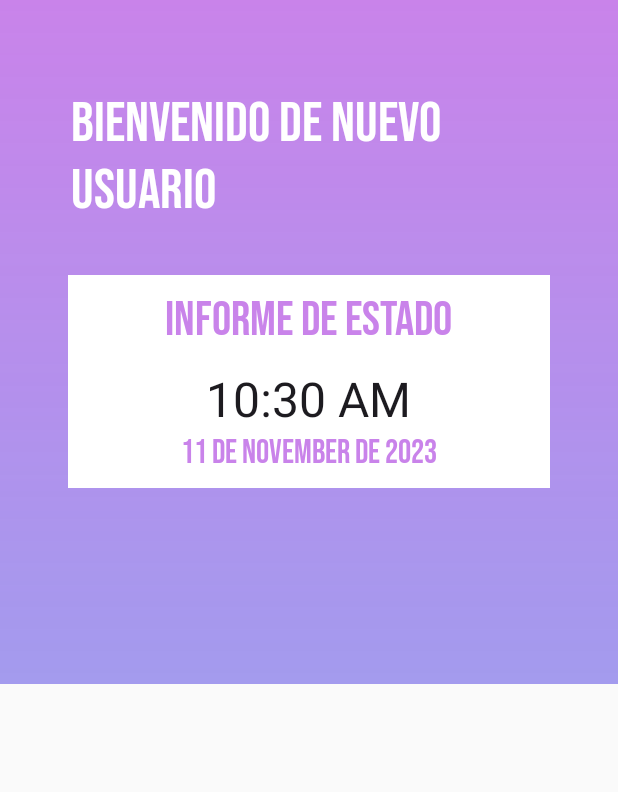
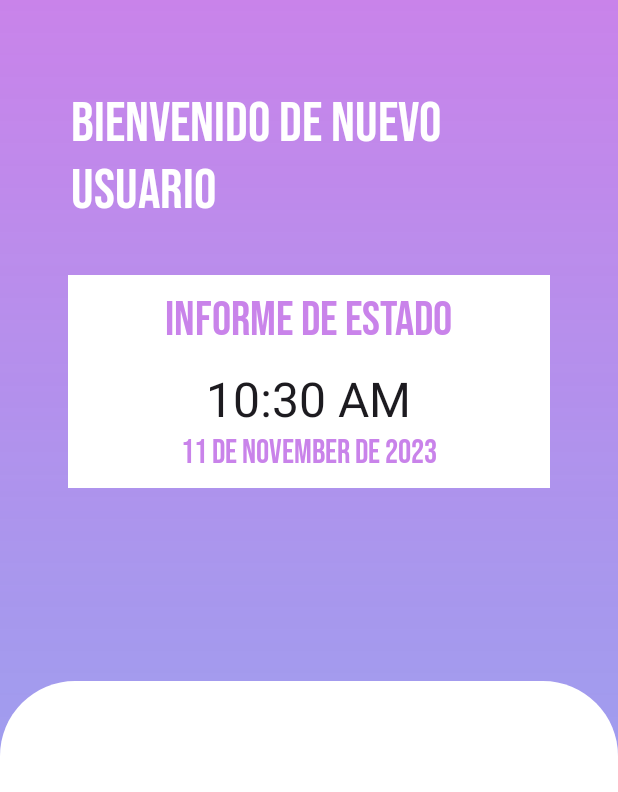
Before and after one commit to Big-Lolo/AIDA, an Android app: the fragment Home shown on its own in the app's theme, on a phone screen of 412 x 824 dp. Shown: the top 792 px of the screen. Run offline under Robolectric (Android 15) with nearby library versions, the phone set to English and light mode, and no system bars.

Commit message:
New Elements
+ Eliminado el word active. Es complicado y largo para hacerlo ahora. Se dejará para cuando la app este operativa, para añadir como una uptade

+ Añadido al home un scrollable para añadir los elementos

? Falta añadir al fragment del home que si el scroll esta en la parte superior, que el gradient sea blanco

```diff
--- a/app/build.gradle
+++ b/app/build.gradle
@@ -1,3 +1,4 @@
+
 plugins {
     id "com.android.application"
     id "com.chaquo.python"
@@ -94,6 +95,8 @@ dependencies {
     implementation "org.apache.commons:commons-lang3:3.12.0"
     implementation 'org.apache.opennlp:opennlp-tools:1.9.3'
     implementation 'edu.stanford.nlp:stanford-corenlp:4.5.4'
+    implementation 'ai.picovoice:porcupine-android:3.0.0' // replace with latest version
+    implementation 'ai.picovoice:picovoice-android:3.0.0'
 
     //implementation 'edu.stanford.nlp:stanford-corenlp:4.4.0'
 
--- a/app/src/main/AndroidManifest.xml
+++ b/app/src/main/AndroidManifest.xml
@@ -1,9 +1,12 @@
 <?xml version="1.0" encoding="utf-8"?>
 <manifest xmlns:android="http://schemas.android.com/apk/res/android"
     xmlns:tools="http://schemas.android.com/tools">
+    <uses-permission android:name="android.permission.INTERNET" />
     <uses-permission android:name="android.permission.RECORD_AUDIO" />
     <uses-permission android:name="android.permission.FOREGROUND_SERVICE"/>
     <uses-permission android:name="android.permission.POST_NOTIFICATIONS"/>
+
+
 
     <application
         android:allowBackup="true"
--- a/app/src/main/java/com/example/aida/chat.kt
+++ b/app/src/main/java/com/example/aida/chat.kt
@@ -33,6 +33,7 @@ import org.tensorflow.lite.Interpreter
 import org.tensorflow.lite.support.common.FileUtil
 import java.util.Calendar
 import java.util.Date
+
 
 typealias SpeechRecognitionCallback = (String) -> Unit
 
@@ -91,6 +92,8 @@ class chat : Fragment(), OnInitListener  {
                 //recyclerView.smoothScrollToPosition(messagechat.size - 1)
             }
         }
+
+
     }
 
     override fun onCreateView(
--- /dev/null
+++ b/app/src/main/res/drawable/homeslip.xml
@@ -0,0 +1,6 @@
+<?xml version="1.0" encoding="utf-8"?>
+<shape xmlns:android="http://schemas.android.com/apk/res/android">
+    <solid android:color="#FFFFFF" /> <!-- Color de fondo blanco -->
+    <corners android:topLeftRadius="50dp"
+    android:topRightRadius="50dp" />
+</shape>
--- a/app/src/main/res/layout/fragment_home.xml
+++ b/app/src/main/res/layout/fragment_home.xml
@@ -9,12 +9,10 @@
 
     <androidx.constraintlayout.widget.ConstraintLayout
         android:layout_width="match_parent"
-        android:layout_height="wrap_content"
+        android:layout_height="match_parent"
         android:background="@drawable/gradient"
-        tools:context=".Home">
-
-        <!-- TODO: Update blank fragment layout -->
-
+        tools:context=".Home"
+        android:id="@+id/phatherContainerB">
 
         <TextView
             android:id="@+id/Bienvenida"
@@ -48,17 +46,12 @@
             app:layout_constraintTop_toTopOf="parent"
             app:layout_constraintVertical_bias="0.033" />
 
-
-        <!-- Auto layout, variables, and unit scale are not yet supported -->
-
-
         <TextView
             android:id="@+id/Fecha_Completa"
             android:layout_width="wrap_content"
             android:layout_height="wrap_content"
             android:fontFamily="@font/bebas_neue"
             android:text="14 de Noviembre de 2023"
-
             android:textColor="@color/colorPrimary"
             android:textSize="22dp"
             app:layout_constraintBottom_toBottomOf="@+id/view"
@@ -82,20 +75,6 @@
             app:layout_constraintTop_toTopOf="@+id/view"
             app:layout_constraintVertical_bias="0.106" />
 
-
-        <View
-            android:id="@+id/nd_half_bg"
-            android:layout_width="match_parent"
-            android:layout_height="368dp"
-
-            android:background="#FAFAFA"
-            app:layout_constraintBottom_toBottomOf="parent"
-            app:layout_constraintEnd_toEndOf="parent"
-            app:layout_constraintHorizontal_bias="0.0"
-            app:layout_constraintStart_toStartOf="parent"
-            app:layout_constraintTop_toTopOf="parent"
-            app:layout_constraintVertical_bias="1.0" />
-
         <TextClock
             android:id="@+id/textClock2"
             android:layout_width="wrap_content"
@@ -109,6 +88,39 @@
             app:layout_constraintTop_toTopOf="@+id/view"
             app:layout_constraintVertical_bias="0.616" />
 
+        <androidx.core.widget.NestedScrollView
+            android:layout_width="match_parent"
+            android:layout_height="730dp"
+            android:layout_weight="0.4"
+            app:layout_constraintBottom_toBottomOf="@+id/phatherContainerB"
+            android:fillViewport="true"
+            app:layout_constraintStart_toStartOf="parent"
+            app:layout_constraintEnd_toEndOf="parent">
+
+            <LinearLayout
+                android:layout_width="match_parent"
+                android:layout_height="370dp"
+                android:orientation="vertical"
+                >
+
+                <View
+                    android:id="@+id/nd_half_bg"
+                    android:layout_width="match_parent"
+                    android:layout_height="360dp"
+                    android:background="#00837222" />
+
+                <!-- Aquí puedes agregar los elementos que quieres que ocupen el resto de la pantalla -->
+
+                <View
+                    android:id="@+id/bottom_view"
+                    android:layout_width="match_parent"
+                    android:layout_height="3800dp"
+                    android:background="@drawable/homeslip"/>
+
+            </LinearLayout>
+
+        </androidx.core.widget.NestedScrollView>
 
     </androidx.constraintlayout.widget.ConstraintLayout>
+
 </ScrollView>
--- a/build.gradle
+++ b/build.gradle
@@ -1,6 +1,6 @@
 // Top-level build file where you can add configuration options common to all sub-projects/modules.
 plugins {
-    id "com.android.application" version "8.1.2" apply false
+    id "com.android.application" version '8.1.3' apply false
     id "org.jetbrains.kotlin.android" version "1.9.10" apply false
     id "com.chaquo.python" version "14.0.2" apply false
 }
```
Also changed, not shown: app/src/main/java/com/example/aida/MainActivity.kt (+5 -10 lines), app/src/main/java/com/example/aida/VoiceRecognitionService.kt (+2 -58 lines), 4 other files.
